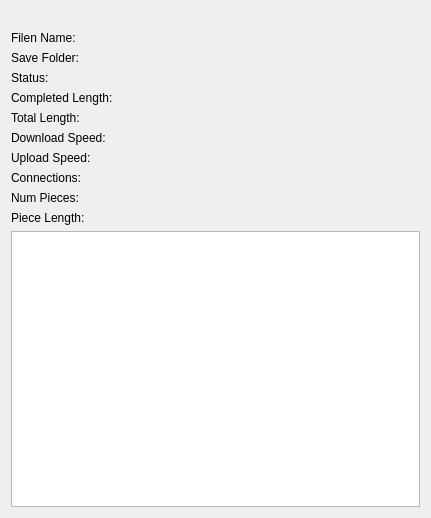
Old version of the form src/ui/download/downloaderinfowidget.ui in the repository kaniol-lck/modmanager.
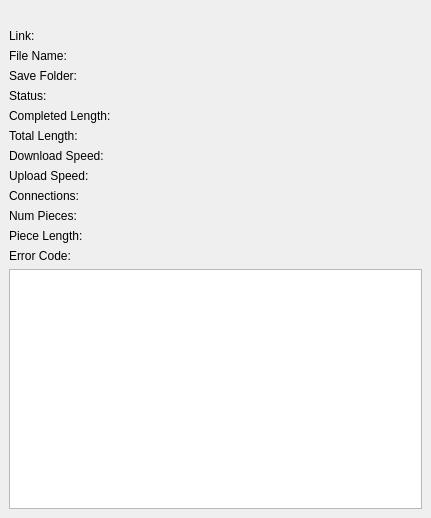
New version of the form. The open tabs and pages were chosen to show the change. Custom widgets are drawn as their Qt base class.

Diff of the .ui file:
```diff
--- a/src/ui/download/downloaderinfowidget.ui
+++ b/src/ui/download/downloaderinfowidget.ui
@@ -13,6 +13,104 @@
   <property name="windowTitle">
    <string>Form</string>
   </property>
+  <layout class="QGridLayout" name="gridLayout_2">
+   <property name="leftMargin">
+    <number>0</number>
+   </property>
+   <property name="topMargin">
+    <number>0</number>
+   </property>
+   <property name="rightMargin">
+    <number>0</number>
+   </property>
+   <property name="bottomMargin">
+    <number>0</number>
+   </property>
+   <item row="0" column="0">
+    <widget class="QStackedWidget" name="stackedWidget">
+     <property name="currentIndex">
+      <number>0</number>
+     </property>
+     <widget class="QWidget" name="page_3">
+      <layout class="QVBoxLayout" name="verticalLayout_2">
+       <item>
+        <widget class="QLabel" name="displayNameText_2">
+         <property name="alignment">
+          <set>Qt::AlignCenter</set>
+         </property>
+        </widget>
+       </item>
+       <item>
+        <layout class="QFormLayout" name="formLayout_2">
+         <item row="0" column="0">
+          <widget class="QLabel" name="label_14">
+           <property name="text">
+            <string>Download Speed:</string>
+           </property>
+          </widget>
+         </item>
+         <item row="0" column="1">
+          <widget class="QLabel" name="globalDownloadSpeed">
+           <property name="wordWrap">
+            <bool>true</bool>
+           </property>
+          </widget>
+         </item>
+         <item row="1" column="0">
+          <widget class="QLabel" name="label_13">
+           <property name="text">
+            <string>Upload Speed:</string>
+           </property>
+          </widget>
+         </item>
+         <item row="1" column="1">
+          <widget class="QLabel" name="globalUploadSpeed">
+           <property name="wordWrap">
+            <bool>true</bool>
+           </property>
+          </widget>
+         </item>
+        </layout>
+       </item>
+       <item>
+        <widget class="DownloaderSpeedWidget" name="globalSpeedWidget"/>
+       </item>
+      </layout>
+     </widget>
+     <widget class="QWidget" name="page">
+      <layout class="QGridLayout" name="gridLayout">
+       <property name="leftMargin">
+        <number>0</number>
+       </property>
+       <property name="topMargin">
+        <number>0</number>
+       </property>
+       <property name="rightMargin">
+        <number>0</number>
+       </property>
+       <property name="bottomMargin">
+        <number>0</number>
+       </property>
+       <item row="0" column="0">
+        <widget class="QScrollArea" name="scrollArea">
+         <property name="frameShape">
+          <enum>QFrame::NoFrame</enum>
+         </property>
+         <property name="widgetResizable">
+          <bool>true</bool>
+         </property>
+         <property name="alignment">
+          <set>Qt::AlignJustify|Qt::AlignVCenter</set>
+         </property>
+         <widget class="QWidget" name="scrollAreaWidgetContents">
+          <property name="geometry">
+           <rect>
+            <x>0</x>
+            <y>0</y>
+            <width>431</width>
+            <height>518</height>
+           </rect>
+          </property>
   <layout class="QVBoxLayout" name="verticalLayout">
    <item>
     <widget class="QLabel" name="displayNameText">
@@ -23,150 +121,182 @@
    </item>
    <item>
     <layout class="QFormLayout" name="formLayout">
-     <item row="0" column="0">
+             <item row="1" column="0">
       <widget class="QLabel" name="label">
        <property name="text">
-        <string>Filen Name:</string>
+                <string>File Name:</string>
        </property>
       </widget>
      </item>
-     <item row="0" column="1">
+             <item row="1" column="1">
       <widget class="QLabel" name="filename">
        <property name="wordWrap">
         <bool>true</bool>
        </property>
       </widget>
      </item>
-     <item row="1" column="0">
+             <item row="2" column="0">
       <widget class="QLabel" name="label_3">
        <property name="text">
         <string>Save Folder:</string>
        </property>
       </widget>
      </item>
-     <item row="1" column="1">
+             <item row="2" column="1">
       <widget class="QLabel" name="path">
        <property name="wordWrap">
         <bool>true</bool>
        </property>
       </widget>
      </item>
-     <item row="3" column="0">
+             <item row="4" column="0">
       <widget class="QLabel" name="label_2">
        <property name="text">
         <string>Completed Length:</string>
        </property>
       </widget>
      </item>
-     <item row="3" column="1">
+             <item row="4" column="1">
       <widget class="QLabel" name="completedLength">
        <property name="wordWrap">
         <bool>true</bool>
        </property>
       </widget>
      </item>
-     <item row="4" column="0">
+             <item row="5" column="0">
       <widget class="QLabel" name="label_5">
        <property name="text">
         <string>Total Length:</string>
        </property>
       </widget>
      </item>
-     <item row="4" column="1">
+             <item row="5" column="1">
       <widget class="QLabel" name="totalLength">
        <property name="wordWrap">
         <bool>true</bool>
        </property>
       </widget>
      </item>
-     <item row="5" column="0">
+             <item row="6" column="0">
       <widget class="QLabel" name="label_4">
        <property name="text">
         <string>Download Speed:</string>
        </property>
       </widget>
      </item>
-     <item row="5" column="1">
+             <item row="6" column="1">
       <widget class="QLabel" name="downloadSpeed">
        <property name="wordWrap">
         <bool>true</bool>
        </property>
       </widget>
      </item>
-     <item row="6" column="0">
+             <item row="7" column="0">
       <widget class="QLabel" name="label_6">
        <property name="text">
         <string>Upload Speed:</string>
        </property>
       </widget>
      </item>
-     <item row="6" column="1">
+             <item row="7" column="1">
       <widget class="QLabel" name="uploadSpeed">
        <property name="wordWrap">
         <bool>true</bool>
        </property>
       </widget>
      </item>
-     <item row="7" column="0">
+             <item row="8" column="0">
       <widget class="QLabel" name="label_7">
        <property name="text">
         <string>Connections:</string>
        </property>
       </widget>
      </item>
-     <item row="7" column="1">
+             <item row="8" column="1">
       <widget class="QLabel" name="connections">
        <property name="wordWrap">
         <bool>true</bool>
        </property>
       </widget>
      </item>
-     <item row="8" column="0">
+             <item row="9" column="0">
       <widget class="QLabel" name="label_8">
        <property name="text">
         <string>Num Pieces:</string>
        </property>
       </widget>
      </item>
-     <item row="8" column="1">
+             <item row="9" column="1">
       <widget class="QLabel" name="numPieces">
        <property name="wordWrap">
         <bool>true</bool>
        </property>
       </widget>
      </item>
-     <item row="9" column="0">
+             <item row="10" column="0">
       <widget class="QLabel" name="label_9">
        <property name="text">
         <string>Piece Length:</string>
        </property>
       </widget>
      </item>
-     <item row="9" column="1">
+             <item row="10" column="1">
       <widget class="QLabel" name="pieceLength">
        <property name="wordWrap">
         <bool>true</bool>
        </property>
       </widget>
      </item>
-     <item row="2" column="0">
+             <item row="3" column="0">
       <widget class="QLabel" name="label_10">
        <property name="text">
         <string>Status:</string>
        </property>
       </widget>
      </item>
-     <item row="2" column="1">
+             <item row="3" column="1">
       <widget class="QLabel" name="downloaStatus">
        <property name="wordWrap">
         <bool>true</bool>
        </property>
       </widget>
      </item>
+             <item row="0" column="0">
+              <widget class="QLabel" name="label_11">
+               <property name="text">
+                <string>Link:</string>
+               </property>
+              </widget>
+             </item>
+             <item row="0" column="1">
+              <widget class="QLabel" name="url">
+               <property name="wordWrap">
+                <bool>true</bool>
+               </property>
+              </widget>
+             </item>
+             <item row="11" column="0">
+              <widget class="QLabel" name="label_12">
+               <property name="text">
+                <string>Error Code:</string>
+               </property>
+              </widget>
+             </item>
+             <item row="11" column="1">
+              <widget class="QLabel" name="errorCode"/>
+             </item>
     </layout>
    </item>
    <item>
     <widget class="DownloaderSpeedWidget" name="speedWidget"/>
+           </item>
+          </layout>
+         </widget>
+        </widget>
+       </item>
+      </layout>
+     </widget>
+    </widget>
    </item>
   </layout>
  </widget>
```
Lines whose indentation alone changed are shown as unchanged.
